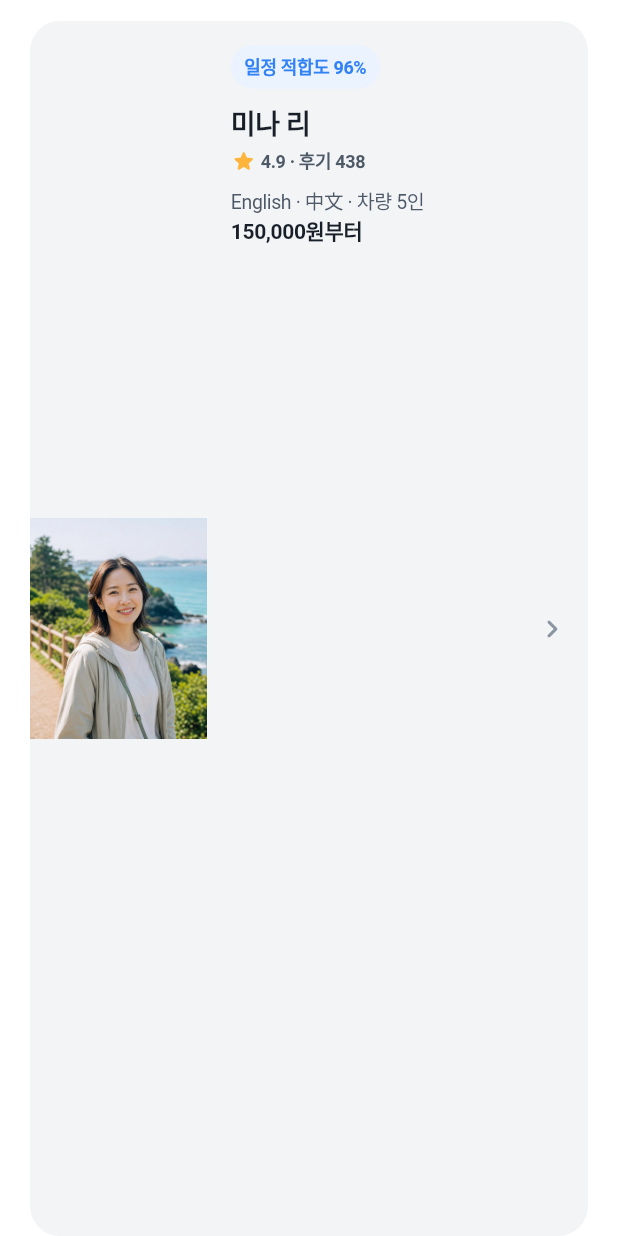
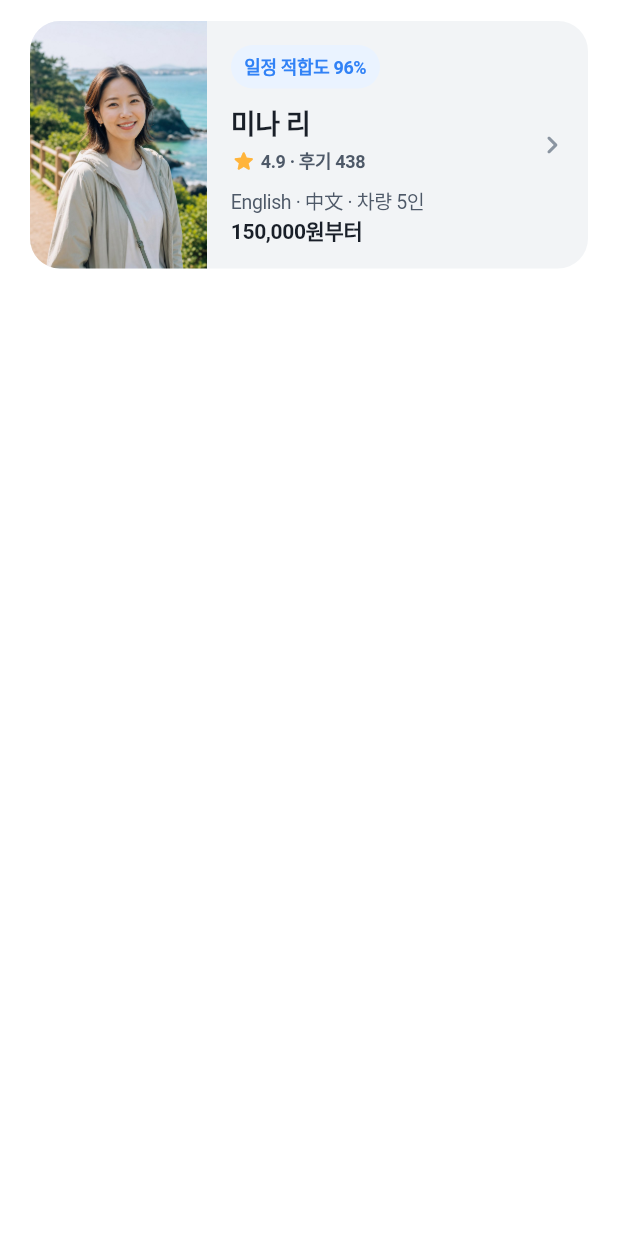
Before and after one commit to jiho01/crujeju, a Flutter app: the _GuidePreview widget shown alone on an empty page, opened directly with sample values from the repository, on a phone screen of 412 x 824 dp. Run offline on Flutter 3.47's test engine with Material 3 defaults, Android fonts, the phone set to English and light mode, and no system bars; our stand-ins replace shared_preferences; accounts and stored records are empty.

Commit message:
Fix home guide image sizing

```diff
--- a/lib/screens/home_screen.dart
+++ b/lib/screens/home_screen.dart
@@ -697,18 +697,19 @@ class _GuidePreview extends StatelessWidget {
       padding: EdgeInsets.zero,
       color: AppColors.surfaceSecondary,
       onTap: onTap,
+      child: IntrinsicHeight(
         child: Row(
+          key: const ValueKey('home-guide-preview-content'),
+          crossAxisAlignment: CrossAxisAlignment.stretch,
           children: [
             SizedBox(
               width: 118,
-            child: AspectRatio(
-              aspectRatio: 4 / 5,
               child: Image.asset(
                 guide.image,
+                key: const ValueKey('home-guide-preview-image'),
                 fit: BoxFit.cover,
-                alignment: Alignment.topCenter,
+                alignment: const Alignment(0, -0.35),
                 errorBuilder: (_, _, _) => const EmptyImageFallback(),
-              ),
               ),
             ),
             Expanded(
@@ -720,7 +721,9 @@ class _GuidePreview extends StatelessWidget {
                     Row(
                       children: [
                         MetaPill(
-                        label: selected ? '제안 준비 중' : '일정 적합도 ${guide.match}%',
+                          label: selected
+                              ? '제안 준비 중'
+                              : '일정 적합도 ${guide.match}%',
                           selected: true,
                           compact: true,
                         ),
@@ -732,7 +735,10 @@ class _GuidePreview extends StatelessWidget {
                       style: Theme.of(context).textTheme.titleMedium,
                     ),
                     const SizedBox(height: 3),
-                  RatingLabel(rating: guide.rating, reviews: guide.reviewCount),
+                    RatingLabel(
+                      rating: guide.rating,
+                      reviews: guide.reviewCount,
+                    ),
                     const SizedBox(height: 8),
                     Text(
                       '${guide.languages.skip(1).join(' · ')} · 차량 ${guide.carSeats}인',
@@ -756,6 +762,7 @@ class _GuidePreview extends StatelessWidget {
               ),
             ),
           ],
+        ),
       ),
     );
   }
```
Also changed, not shown: 2 other files. Lines whose indentation alone changed are shown as unchanged.
